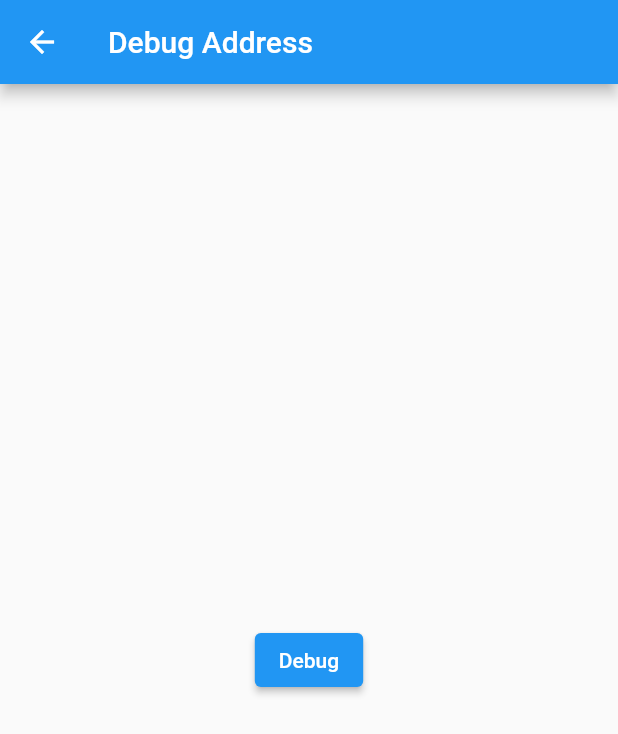
After one commit to DaveHo19/AgileDevProject, a Flutter app: the DebugAddress screen opened directly, after a tap on "Debug", on a phone screen of 412 x 824 dp. The commit adds this screen. Shown: the top 734 px of the screen. Run offline on Flutter 3.47's test engine with Material 2 defaults, Android fonts, the phone set to English and light mode, and no system bars; our stand-ins replace cloud_firestore, file_picker, firebase_auth, firebase_core, firebase_storage, flutter_svg and 1 more; missing offline and left inert: dart:html, dart:js_util; accounts and stored records are empty.

Commit message:
Minor Bug Fix
Changes
- Fixed the retrieved user's address query
- Added debug address for testing retrieve user's address qyert,

```diff
--- /dev/null
+++ b/agile_project/lib/scenes/debug/debug_address.dart
@@ -0,0 +1,45 @@
+import 'package:agile_project/models/user.dart';
+import 'package:agile_project/services/databaseService.dart';
+import 'package:flutter/material.dart';
+import 'package:provider/provider.dart';
+
+class DebugAddress extends StatefulWidget {
+  const DebugAddress({ Key? key }) : super(key: key);
+
+  @override
+  State<DebugAddress> createState() => _DebugAddressState();
+}
+
+class _DebugAddressState extends State<DebugAddress> {
+  AppUser? user;
+
+  @override
+  Widget build(BuildContext context) {
+    user = Provider.of<AppUser?>(context);
+    return Scaffold(
+      appBar: AppBar(title: const Text("Debug Address")),
+      body: Center(
+        child: ElevatedButton(
+          onPressed: () async {
+              getData();
+            },
+          child: const Text("Debug")),
+    ));
+  }
+
+  void getData() async {
+    DatabaseService dbService = DatabaseService();
+    if (user != null){
+      print(user!.uid);
+      Map<String, String> data = await dbService.getBillingAdress(user!.uid);
+      if (data.isNotEmpty){
+        // for (int i =0; i < data.keys.length; i++){
+        //   print(data);
+        // }
+        for (var key in data.keys){
+          print ("${key} : ${data[key]}");
+        }
+      }
+    }
+  }
+}
--- a/agile_project/lib/services/databaseService.dart
+++ b/agile_project/lib/services/databaseService.dart
@@ -179,9 +179,9 @@ class DatabaseService {
     });
   }
 
-  Future<List<String>> getBillingAdress(String uid) async {
+  Future<Map<String, String>> getBillingAdress(String uid) async {
     return await userCollectionRef.doc(uid).get().then((doc) {
-      return List<String>.from(doc.get("address"));
+      return Map.from(doc.get("address"));
     });
   }
 
@@ -198,8 +198,10 @@ class DatabaseService {
         userName: value["userName"],
         emailAddress: value["emailAddress"],
         accountLevel: value["accountLevel"],
+        gender: value["gender"],
+        phoneNumber: value["phoneNumber"],
         wishList: value["wishList"].cast<String>(),
-        //addressMap: value["address"],
+        addressMap: value["address"],
         orderList: value["orderList"],
       );
     });
--- a/agile_project/lib/wrapper.dart
+++ b/agile_project/lib/wrapper.dart
@@ -6,6 +6,7 @@ import 'package:agile_project/models/userInfo.dart';
 import 'package:agile_project/scenes/admin-only/StockLevelScene.dart';
 import 'package:agile_project/scenes/authentication/login/LoginScene.dart';
 import 'package:agile_project/scenes/authentication/register/RegisterScene.dart';
+import 'package:agile_project/scenes/debug/debug_address.dart';
 import 'package:agile_project/scenes/debug/debug_auth.dart';
 import 'package:agile_project/scenes/debug/debug_image.dart';
 import 'package:agile_project/scenes/debug/debug_retrieve.dart';
@@ -88,7 +89,7 @@ class _WrapperState extends State<Wrapper> {
               ),
               const PopupMenuItem<int>(
                 value: 3,
-                child: Text("Debug-Auth"),
+                child: Text("Debug-address"),
               ),
               const PopupMenuItem<int>(
                 value: 4,
@@ -178,7 +179,7 @@ class _WrapperState extends State<Wrapper> {
         Navigator.push(context, MaterialPageRoute(builder: (context) => MyManageProductScene(bookManagement: BookManagement.create,)));
         break;
       case 3:
-        Navigator.push(context, MaterialPageRoute(builder: (context) => const DebugAuth()));
+        Navigator.push(context, MaterialPageRoute(builder: (context) => const DebugAddress()));
         break;
       case 4:
         Navigator.push(context, MaterialPageRoute(builder: (context) => const DebugImage()));
```
